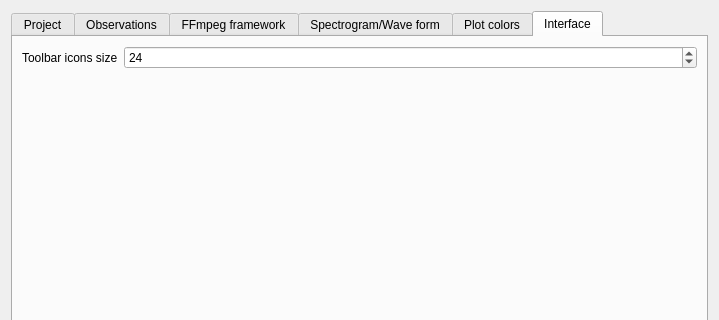
Old version of the form boris/preferences.ui in the repository olivierfriard/BORIS; both pictures show x 0 to 719 and y 0 to 320 of the 719 by 554 pixel window.
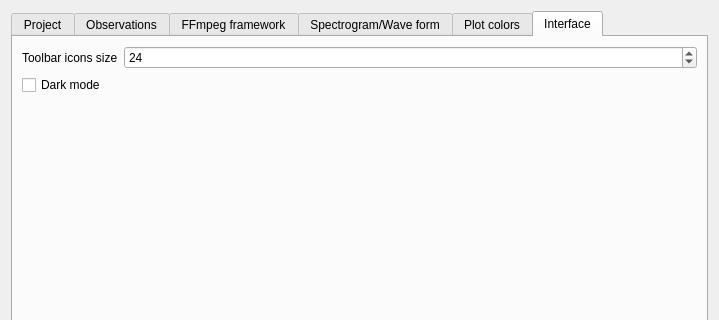
New version of the form.

Commit message: implemented dark mode

Diff of the .ui file:
```diff
--- a/boris/preferences.ui
+++ b/boris/preferences.ui
@@ -517,6 +517,26 @@
            </item>
           </layout>
          </item>
+         <item>
+          <widget class="QCheckBox" name="cb_darkmode">
+           <property name="text">
+            <string>Dark mode</string>
+           </property>
+          </widget>
+         </item>
+         <item>
+          <spacer name="verticalSpacer_5">
+           <property name="orientation">
+            <enum>Qt::Vertical</enum>
+           </property>
+           <property name="sizeHint" stdset="0">
+            <size>
+             <width>20</width>
+             <height>386</height>
+            </size>
+           </property>
+          </spacer>
+         </item>
         </layout>
        </widget>
       </widget>
```
The commit also changes 10 other files.
